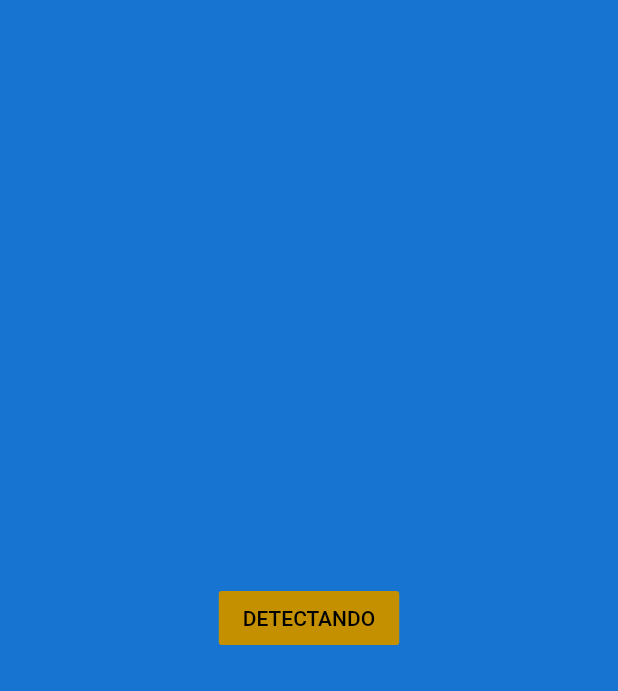
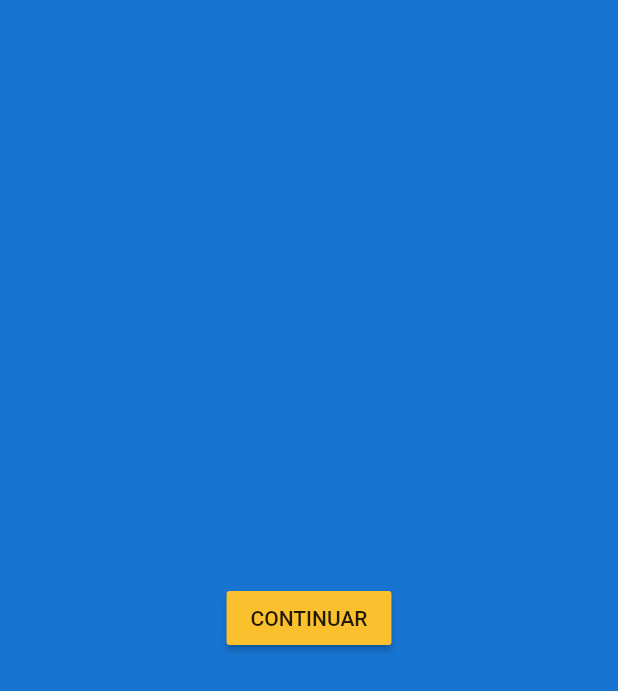
Before and after one commit to frangaren/bulletfinger, a Flutter app: the screen it shows after launch, on a phone screen of 412 x 824 dp. Shown: the top 691 px of the screen. Run offline on Flutter 3.47's test engine with Material 2 defaults, Android fonts, the phone set to English and light mode, and no system bars.

Commit message:
Add detecting delay

```diff
--- a/lib/detect-peripherals-screen.dart
+++ b/lib/detect-peripherals-screen.dart
@@ -3,15 +3,14 @@ import 'package:flutter/material.dart';
 import 'package:flutter/services.dart';
 
 class _DetectPeripheralsScreenState extends State<DetectPeripheralsScreen> {
-  RaisedButton button = new RaisedButton(
-    child: new Text('DETECTANDO'),
-    disabledTextColor: Colors.black,
-    onPressed: null,
-  );
+  bool detecting = true;
 
   @override
   void initState() {
     super.initState();
+    new Future.delayed(new Duration(seconds: 2)).then(
+        (_) => setState(() => this.detecting = false)
+    );
   }
 
   @override
@@ -20,12 +19,30 @@ class _DetectPeripheralsScreenState extends State<DetectPeripheralsScreen> {
     super.deactivate();
   }
 
+  void navigate_to_home(BuildContext context) {
+    Navigator.pushReplacementNamed(context, '/home');
+  }
+
+  RaisedButton buildButton(BuildContext context) {
+    String label = 'DETECTANDO';
+    Function callback;
+    if (!this.detecting) {
+      label = 'CONTINUAR';
+      callback = () => navigate_to_home(context);
+    }
+    return new RaisedButton(
+      child: new Text(label),
+      disabledTextColor: Colors.black,
+      onPressed: callback,
+    );
+  }
+
   @override
   Widget build(BuildContext context) {
     return new Scaffold(
       backgroundColor: Color(0xFF1775D1),
       body: new Center(
-        child: this.button,
+        child: this.buildButton(context),
       ),
     );
   }
```
